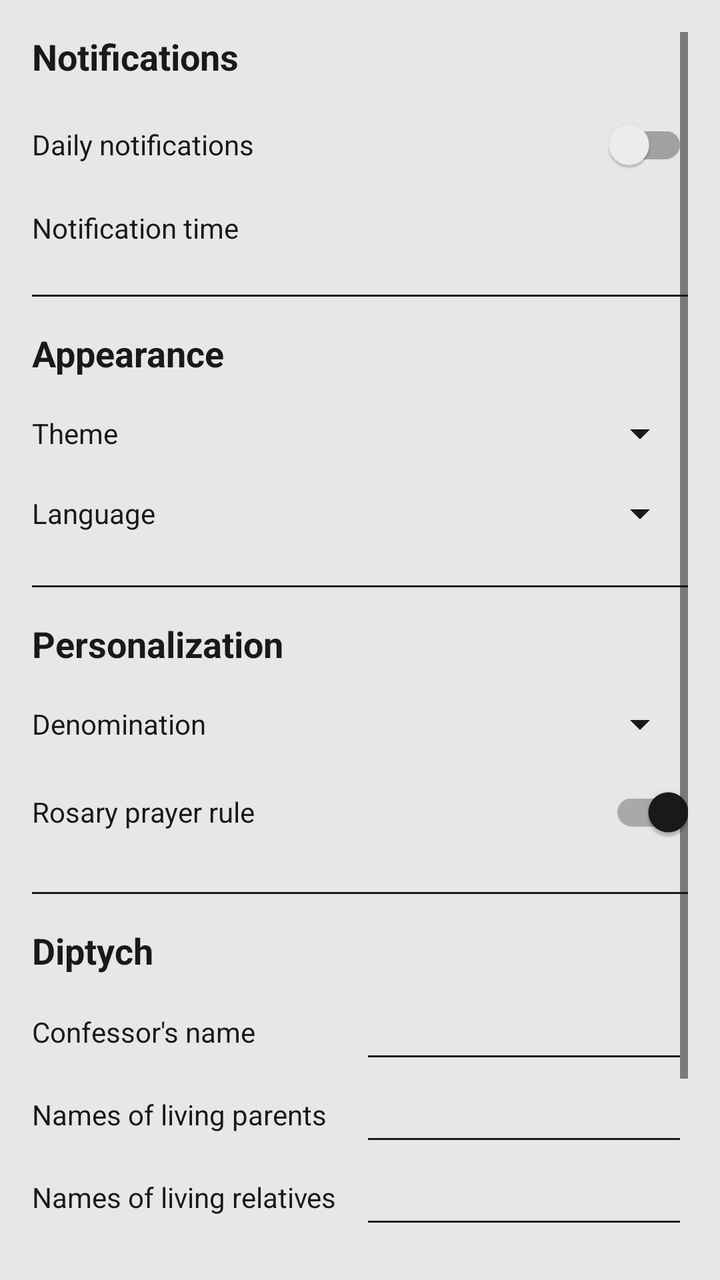
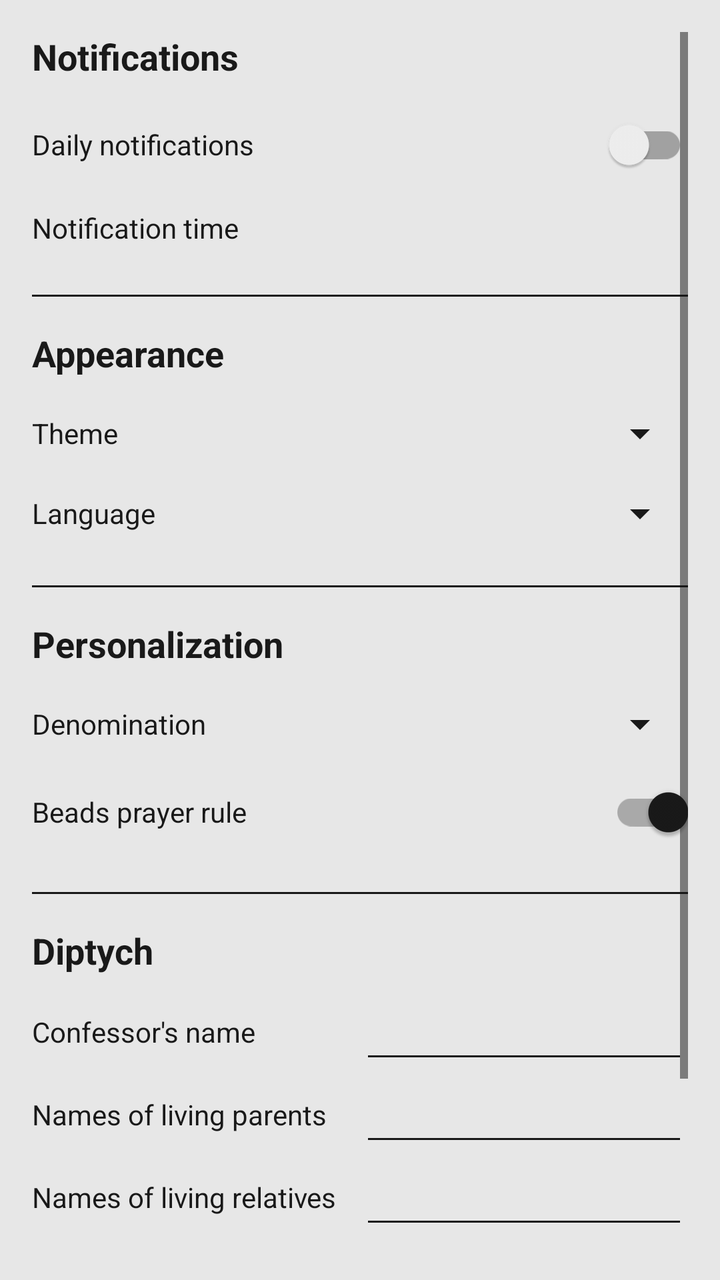

Two renders of the same Android screen: before a commit and after it. Below are the layout's source before the change and the commit's diff.
<!-- AndroidManifest.xml: application theme Theme.Ecumeno -->
<!-- res/layout/fragment_settings.xml -->
<?xml version="1.0" encoding="utf-8"?>
<ScrollView xmlns:android="http://schemas.android.com/apk/res/android"
    android:layout_width="match_parent"
    android:layout_height="match_parent"
    android:padding="16dp"
    android:background="@color/main">
    <LinearLayout
        android:layout_width="match_parent"
        android:layout_height="wrap_content"
        android:orientation="vertical">
        <TextView
            android:layout_width="match_parent"
            android:layout_height="wrap_content"
            android:text="@string/notifications"
            android:textSize="18sp"
            android:textStyle="bold"
            android:layout_marginBottom="8dp" />
        <LinearLayout
            android:layout_width="match_parent"
            android:layout_height="wrap_content"
            android:orientation="horizontal"
            android:layout_marginBottom="8dp"
            android:gravity="center_vertical">
            <TextView
                android:layout_width="0dp"
                android:layout_height="wrap_content"
                android:layout_weight="1"
                android:text="@string/daily_notifications"
                />
            <androidx.appcompat.widget.SwitchCompat
                android:id="@+id/switch_notifications"
                android:layout_width="wrap_content"
                android:layout_height="wrap_content"/>
        </LinearLayout>
        <LinearLayout
            android:layout_width="match_parent"
            android:layout_height="wrap_content"
            android:orientation="horizontal"
            android:gravity="center_vertical"
            android:layout_marginBottom="8dp">
            <TextView
                android:layout_width="wrap_content"
                android:layout_height="wrap_content"
                android:text="@string/notification_time"/>
            <TextView
                android:id="@+id/notification_time"
                android:layout_width="0dp"
                android:layout_height="wrap_content"
                android:layout_weight="1"
                android:textAlignment="textEnd"
                android:backgroundTint="@color/accent"
                android:popupBackground="@color/main"/>
        </LinearLayout>
        <View
            android:layout_width="match_parent"
            android:layout_height="1dp"
            android:background="@color/accent"
            android:layout_marginVertical="16dp" />
        <TextView
            android:layout_width="match_parent"
            android:layout_height="wrap_content"
            android:text="@string/appearance"
            android:textSize="18sp"
            android:textStyle="bold"
            android:layout_marginBottom="16dp" />
        <LinearLayout
            android:layout_width="match_parent"
            android:layout_height="wrap_content"
            android:orientation="horizontal"
            android:gravity="center_vertical"
            android:layout_marginBottom="16dp">
            <TextView
                android:layout_width="0dp"
                android:layout_height="wrap_content"
                android:layout_weight="1"
                android:text="@string/theme"/>
            <Spinner
                android:id="@+id/spinnerTheme"
                android:layout_width="0dp"
                android:layout_height="wrap_content"
                android:layout_weight="1"
                android:backgroundTint="@color/accent"
                android:popupBackground="@color/main"/>
        </LinearLayout>
        <LinearLayout
            android:layout_width="match_parent"
            android:layout_height="wrap_content"
            android:orientation="horizontal"
            android:gravity="center_vertical"
            android:layout_marginBottom="8dp">
            <TextView
                android:layout_width="0dp"
                android:layout_height="wrap_content"
                android:layout_weight="1"
                android:text="@string/language" />
            <Spinner
                android:id="@+id/spinnerLanguage"
                android:layout_width="0dp"
                android:layout_height="wrap_content"
                android:layout_weight="1"
                android:backgroundTint="@color/accent"
                android:popupBackground="@color/main" />
        </LinearLayout>
        <View
            android:layout_width="match_parent"
            android:layout_height="1dp"
            android:background="@color/accent"
            android:layout_marginVertical="16dp" />
        <TextView
            android:layout_width="match_parent"
            android:layout_height="wrap_content"
            android:text="@string/personalization"
            android:textSize="18sp"
            android:textStyle="bold"
            android:layout_marginBottom="16dp"/>
        <LinearLayout
            android:layout_width="match_parent"
            android:layout_height="wrap_content"
            android:orientation="horizontal"
            android:gravity="center_vertical"
            android:layout_marginBottom="8dp" >
            <TextView
                android:layout_width="0dp"
                android:layout_height="wrap_content"
                android:layout_weight="1"
                android:text="@string/confession"/>
            <Spinner
                android:id="@+id/spinnerConfession"
                android:layout_width="0dp"
                android:layout_height="wrap_content"
                android:layout_weight="1"
                android:backgroundTint="@color/accent"
                android:popupBackground="@color/main"/>
        </LinearLayout>
        <LinearLayout
            android:layout_width="match_parent"
            android:layout_height="wrap_content"
            android:orientation="horizontal"
            android:gravity="center_vertical">
            <TextView
                android:layout_width="0dp"
                android:layout_height="wrap_content"
                android:layout_weight="1"
                android:text="@string/switch_rosary"
                />
            <androidx.appcompat.widget.SwitchCompat
                android:id="@+id/switch_rosary"
                android:layout_width="wrap_content"
                android:layout_height="wrap_content"
                android:checked="true"/>
        </LinearLayout>
        <LinearLayout
            android:layout_width="match_parent"
            android:layout_height="wrap_content"
            android:orientation="vertical"
            android:id="@+id/diptych">
            <View
                android:layout_width="match_parent"
                android:layout_height="1dp"
                android:background="@color/accent"
                android:layout_marginVertical="16dp" />
            <TextView
                android:layout_width="match_parent"
                android:layout_height="wrap_content"
                android:text="@string/diptych"
                android:textSize="18sp"
                android:textStyle="bold"
                android:layout_marginBottom="8dp"/>
            <LinearLayout
                android:layout_width="match_parent"
                android:layout_height="wrap_content"
                android:orientation="horizontal"
                android:gravity="center_vertical">
                <TextView
                    android:layout_width="0dp"
                    android:layout_height="wrap_content"
                    android:layout_weight="1"
                    android:text="@string/confessor"/>
                <com.google.android.material.textfield.TextInputEditText
                    android:id="@+id/etConfessorName"
                    android:layout_width="0dp"
                    android:layout_height="wrap_content"
                    android:layout_weight="1"
                    android:backgroundTint="@color/accent"
                    android:popupBackground="@color/main" />
            </LinearLayout>
            <LinearLayout
                android:layout_width="match_parent"
                android:layout_height="wrap_content"
                android:orientation="horizontal"
                android:gravity="center_vertical">
                <TextView
                    android:layout_width="0dp"
                    android:layout_height="wrap_content"
                    android:layout_weight="1"
                    android:text="@string/living_parents"/>
                <com.google.android.material.textfield.TextInputEditText
                    android:id="@+id/etLivingParentsNames"
                    android:layout_width="0dp"
                    android:layout_height="wrap_content"
                    android:layout_weight="1"
                    android:backgroundTint="@color/accent"
                    android:popupBackground="@color/main" />
            </LinearLayout>
            <LinearLayout
                android:layout_width="match_parent"
                android:layout_height="wrap_content"
                android:orientation="horizontal"
                android:gravity="center_vertical">
                <TextView
                    android:layout_width="0dp"
                    android:layout_height="wrap_content"
                    android:layout_weight="1"
                    android:text="@string/living_relatives"/>
                <com.google.android.material.textfield.TextInputEditText
                    android:id="@+id/etLivingRelativesNames"
                    android:layout_width="0dp"
                    android:layout_height="wrap_content"
                    android:layout_weight="1"
                    android:backgroundTint="@color/accent"
                    android:popupBackground="@color/main" />
            </LinearLayout>
            <LinearLayout
                android:layout_width="match_parent"
                android:layout_height="wrap_content"
                android:orientation="horizontal"
                android:gravity="center_vertical">
                <TextView
                    android:layout_width="0dp"
                    android:layout_height="wrap_content"
                    android:layout_weight="1"
                    android:text="@string/deceased_parents"/>
                <com.google.android.material.textfield.TextInputEditText
                    android:id="@+id/etDeceasedParentsNames"
                    android:layout_width="0dp"
                    android:layout_height="wrap_content"
                    android:layout_weight="1"
                    android:backgroundTint="@color/accent"
                    android:popupBackground="@color/main" />
            </LinearLayout>
            <LinearLayout
                android:layout_width="match_parent"
                android:layout_height="wrap_content"
                android:orientation="horizontal"
                android:gravity="center_vertical">
                <TextView
                    android:layout_width="0dp"
                    android:layout_height="wrap_content"
                    android:layout_weight="1"
                    android:text="@string/deceased_relatives"/>
                <com.google.android.material.textfield.TextInputEditText
                    android:id="@+id/etDeceasedRelativesNames"
                    android:layout_width="0dp"
                    android:layout_height="wrap_content"
                    android:layout_weight="1"
                    android:backgroundTint="@color/accent"
                    android:popupBackground="@color/main"/>
            </LinearLayout>
            <LinearLayout
                android:layout_width="match_parent"
                android:layout_height="wrap_content"
                android:orientation="horizontal"
                android:gravity="center_vertical">
                <TextView
                    android:layout_width="0dp"
                    android:layout_height="wrap_content"
                    android:layout_weight="1"
                    android:text="@string/saints"/>
                <com.google.android.material.textfield.TextInputEditText
                    android:id="@+id/etSaintsNames"
                    android:layout_width="0dp"
                    android:layout_height="wrap_content"
                    android:layout_weight="1"
                    android:backgroundTint="@color/accent"
                    android:popupBackground="@color/main" />
            </LinearLayout>
        </LinearLayout>
    </LinearLayout>
</ScrollView>
<!-- resources referenced by this layout -->
<resources>
  <color name="accent">#191919</color>
  <color name="main">#E7E7E7</color>
  <string name="appearance">Appearance</string>
  <string name="confession">Denomination</string>
  <string name="confessor">Confessor\'s name</string>
  <string name="daily_notifications">Daily notifications</string>
  <string name="deceased_parents">Names of deceased parents</string>
  <string name="deceased_relatives">Names of deceased relatives</string>
  <string name="diptych">Diptych</string>
  <string name="language">Language</string>
  <string name="living_parents">Names of living parents</string>
  <string name="living_relatives">Names of living relatives</string>
  <string name="notification_time">Notification time</string>
  <string name="notifications">Notifications</string>
  <string name="personalization">Personalization</string>
  <string name="saints">Names of the Saints</string>
  <string name="switch_rosary">Rosary prayer rule</string>
  <string name="theme">Theme</string>
  <style name="Theme.Ecumeno" parent="Theme.MaterialComponents.DayNight.NoActionBar">
          <item name="colorPrimary">@color/main</item>
          <item name="colorPrimaryVariant">@color/main</item>
          <item name="colorOnPrimary">@color/accent</item>
          <item name="colorSecondary">@color/accent</item>
          <item name="colorSecondaryVariant">@color/accent</item>
          <item name="colorOnSecondary">@color/main</item>
          <item name="colorSurface">@color/accent</item>
          <item name="colorOnSurface">@color/main</item>
          <item name="android:statusBarColor">?attr/colorPrimaryVariant</item>
          <item name="android:windowLightStatusBar">true</item>
          <item name="android:textColor">@color/accent</item>
          <item name="android:textColorPrimary">@color/accent</item>
          <item name="android:textColorSecondary">@color/accent</item>
          <item name="android:textColorTertiary">@color/accent</item>
          <item name="boxBackgroundColor">@color/main</item>
      </style>
</resources>

<!-- the commit's change to res/layout/fragment_settings.xml (unified diff, before → after) -->
@@ -141,10 +141,10 @@
                 android:layout_width="0dp"
                 android:layout_height="wrap_content"
                 android:layout_weight="1"
-                android:text="@string/switch_rosary"
+                android:text="@string/switch_beads"
                 />
             <androidx.appcompat.widget.SwitchCompat
-                android:id="@+id/switch_rosary"
+                android:id="@+id/switch_beads"
                 android:layout_width="wrap_content"
                 android:layout_height="wrap_content"
                 android:checked="true"/>
<!-- resource entries referenced after the edit -->
@@ -16,7 +16,7 @@
   <string name="notifications">Notifications</string>
   <string name="personalization">Personalization</string>
   <string name="saints">Names of the Saints</string>
-  <string name="switch_rosary">Rosary prayer rule</string>
+  <string name="switch_beads">Beads prayer rule</string>
   <string name="theme">Theme</string>
   <style name="Theme.Ecumeno" parent="Theme.MaterialComponents.DayNight.NoActionBar">
           <item name="colorPrimary">@color/main</item>
